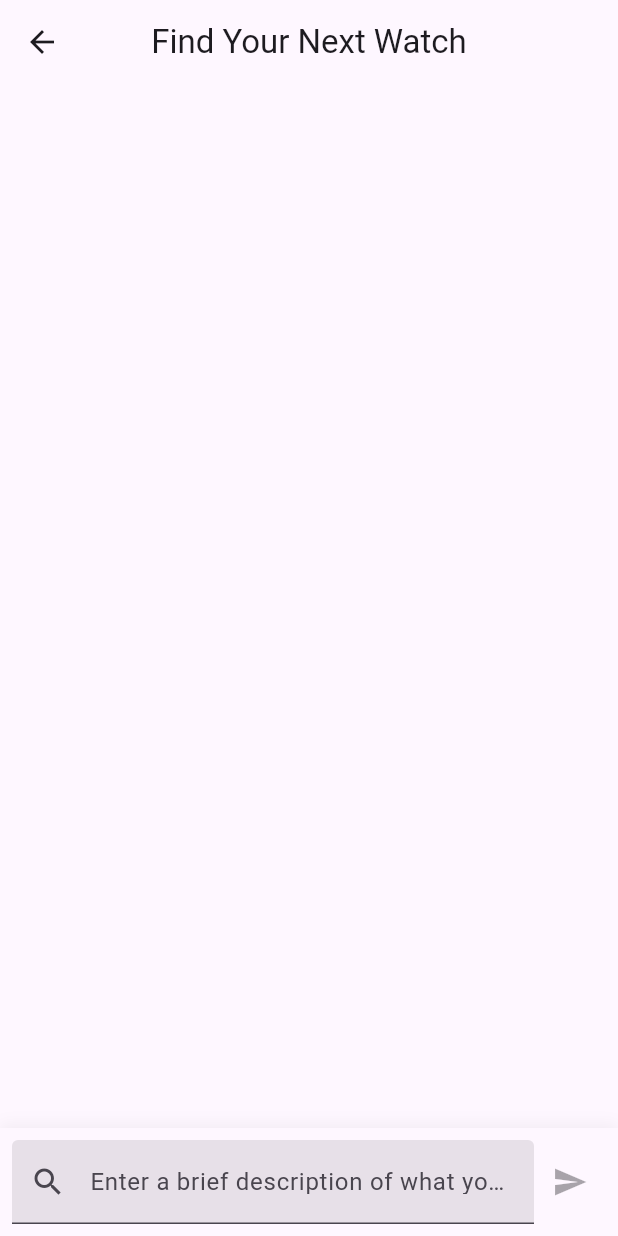
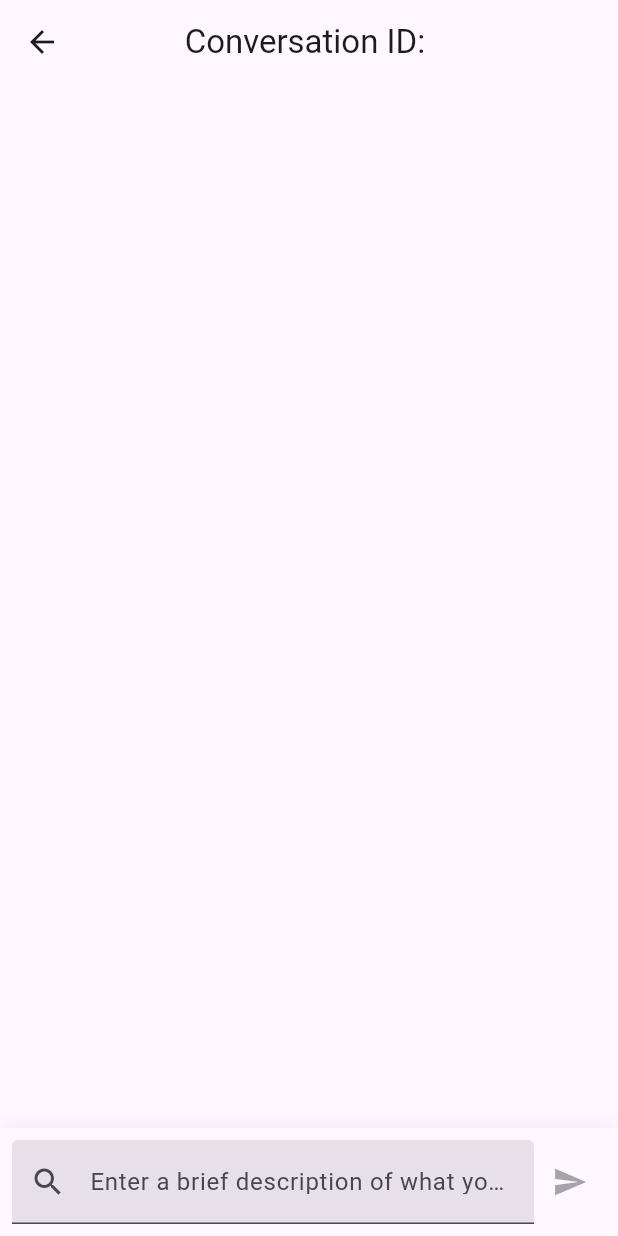
Before and after one commit to tarbadev/skipthebrowse, a Flutter app: the ConversationScreen screen opened directly with empty values, on a phone screen of 412 x 824 dp. Run offline on Flutter 3.47's test engine with Material 3 defaults, Android fonts, the phone set to English and light mode, and no system bars; our stand-ins replace dio, equatable, flutter_riverpod, go_router, retrofit; generated files the repository leaves out were written again.

Commit message:
ci: -m feat(ui): Improve general UI appearance

```diff
--- a/lib/features/conversation/presentation/screens/conversation_screen.dart
+++ b/lib/features/conversation/presentation/screens/conversation_screen.dart
@@ -43,7 +43,10 @@ class _ConversationScreenState extends ConsumerState<ConversationScreen> {
 
     return Scaffold(
       appBar: AppBar(
-        title: const Text('Find Your Next Watch'),
+        title: Text(
+          'Conversation ID: ${widget.conversation.id}',
+          key: const Key('conversation_screen_title'),
+        ),
         centerTitle: true,
       ),
       body: Column(
```
Also changed, not shown: lib/features/conversation/presentation/widgets/recommendation_widget.dart (+6 -10 lines), 3 other files.
